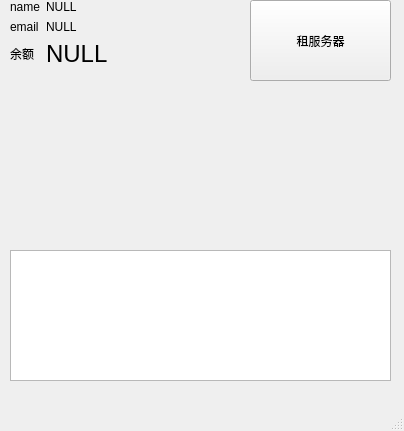
Old version of the form vultrTool/pageinformation.ui in the repository orange2c/vultrtool.
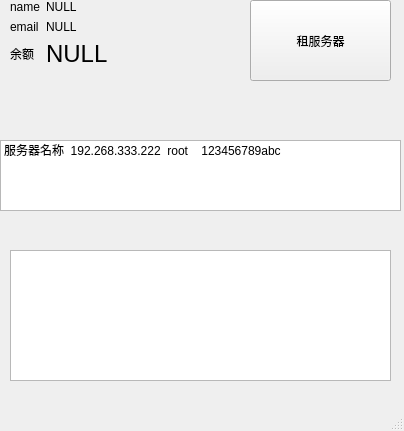
New version of the form.

Patch:
```diff
--- a/vultrTool/pageinformation.ui
+++ b/vultrTool/pageinformation.ui
@@ -99,6 +99,21 @@
      <string>租服务器</string>
     </property>
    </widget>
+   <widget class="QListWidget" name="listWidget">
+    <property name="geometry">
+     <rect>
+      <x>0</x>
+      <y>140</y>
+      <width>401</width>
+      <height>71</height>
+     </rect>
+    </property>
+    <item>
+     <property name="text">
+      <string>服务器名称  192.268.333.222  root    123456789abc</string>
+     </property>
+    </item>
+   </widget>
   </widget>
   <widget class="QMenuBar" name="menubar">
    <property name="geometry">
```
